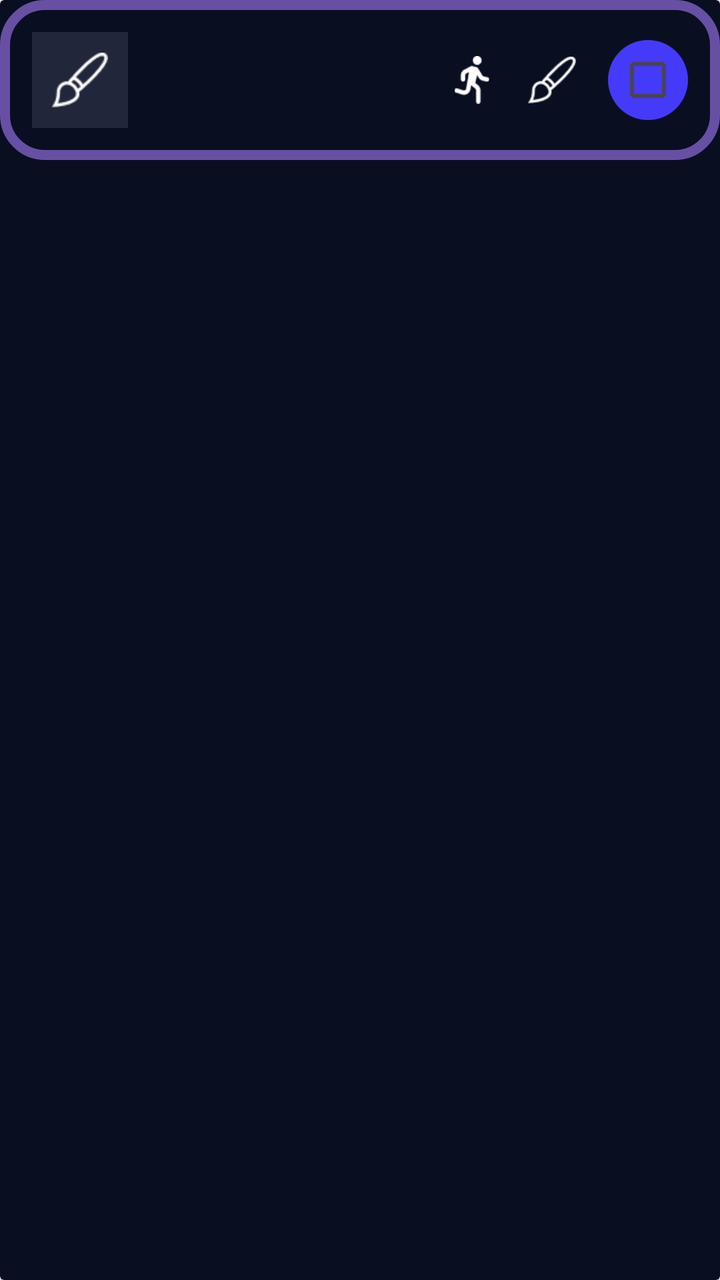
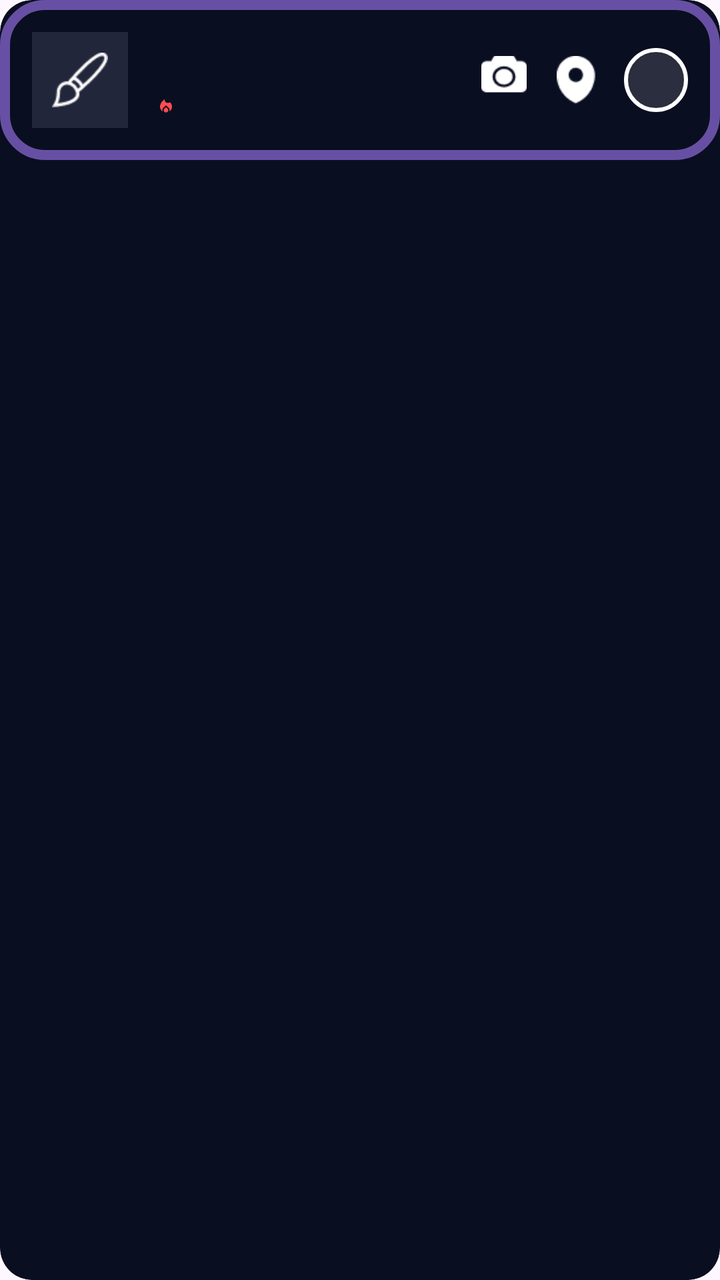

Screens rendered from an Android XML layout before and after an edit, with the pre-edit source and the edit as a unified diff.
<!-- AndroidManifest.xml: application theme Theme.Consty_Group -->
<!-- res/layout/item_abito_simple.xml -->
<androidx.cardview.widget.CardView
    xmlns:android="http://schemas.android.com/apk/res/android"
    xmlns:app="http://schemas.android.com/apk/res-auto"
    android:layout_width="match_parent"
    android:layout_height="wrap_content"
    android:layout_margin="12dp"
    android:backgroundTint="@color/backgroundColo"

   >

    <LinearLayout
        android:id="@+id/container"
        android:layout_width="match_parent"
        android:layout_height="wrap_content"
        android:orientation="horizontal"
        android:padding="16dp"
        android:gravity="center_vertical"
        android:background="@drawable/borde_abito">


        <ImageView
            android:id="@+id/iconoHabito"
            android:layout_width="48dp"
            android:layout_height="48dp"
            android:layout_marginEnd="12dp"
            android:padding="10dp"
            android:src="@drawable/icono1"
            android:background="@color/FonoDeIconoColor"
            android:scaleType="centerInside"/>

        
        <LinearLayout
            android:layout_width="0dp"
            android:layout_height="wrap_content"
            android:layout_weight="1"
            android:orientation="vertical">

            <TextView
                android:id="@+id/txtNombre"
                android:layout_width="wrap_content"
                android:layout_height="wrap_content"
                android:textColor="@color/white"
                android:textSize="16sp"
                android:textStyle="bold"/>

            <TextView
                android:id="@+id/txtDias"
                android:layout_width="wrap_content"
                android:layout_height="wrap_content"
                android:textColor="@color/white"
                android:textSize="14sp"
                android:layout_marginTop="4dp"/>

        </LinearLayout>

        <ImageView
            android:id="@+id/icon1"
            android:layout_width="24dp"
            android:layout_height="24dp"
            android:src="@drawable/icono2"
            android:layout_marginEnd="16dp"
           />

        <ImageView
            android:id="@+id/icon2"
            android:layout_width="24dp"
            android:layout_height="24dp"
            android:src="@drawable/icono1"
            android:layout_marginEnd="16dp"/>

        
        <CheckBox
            android:id="@+id/check"
            android:layout_width="40dp"
            android:layout_height="40dp"
            android:background="@drawable/check_abito"
        />

    </LinearLayout>

</androidx.cardview.widget.CardView>
<!-- resources referenced by this layout -->
<resources>
  <color name="FonoDeIconoColor">#22263A</color>
  <color name="backgroundColo">#0A0E21</color>
  <color name="white">#FFFFFFFF</color>
  <!-- drawable borde_abito (drawable) -->
  <?xml version="1.0" encoding="utf-8"?>
  <shape  xmlns:android="http://schemas.android.com/apk/res/android"
      android:color="@color/backgroundColo"
  
      >
  
      <solid android:color="@color/backgroundColo"/>
  
      <corners android:radius="20dp"/>
      <stroke
          android:width="5dp"
          android:color="?attr/colorPrimary"/>
  </shape>
  <!-- drawable check_abito (drawable) -->
  <?xml version="1.0" encoding="utf-8"?>
  <shape xmlns:android="http://schemas.android.com/apk/res/android"
      android:shape="oval">
      <solid android:color="@color/ColorAvito1"/> 
  
  </shape>
  <!-- drawable icono1: png bitmap (drawable, 728 bytes) -->
  <!-- drawable icono2: png bitmap (drawable, 745 bytes) -->
  <style name="Theme.Consty_Group" parent="Base.Theme.Consty_Group" />
  <color name="ColorAvito1">#453AF9</color>
  <style name="Base.Theme.Consty_Group" parent="Theme.Material3.DayNight.NoActionBar">
          <item name="android:statusBarColor">@color/backgroundColo</item>
  
      </style>
</resources>

<!-- the commit's change to res/layout/item_abito_simple.xml (unified diff, before → after) -->
@@ -1,32 +1,31 @@
-<androidx.cardview.widget.CardView
-    xmlns:android="http://schemas.android.com/apk/res/android"
+<?xml version="1.0" encoding="utf-8"?>
+<androidx.cardview.widget.CardView xmlns:android="http://schemas.android.com/apk/res/android"
     xmlns:app="http://schemas.android.com/apk/res-auto"
     android:layout_width="match_parent"
     android:layout_height="wrap_content"
     android:layout_margin="12dp"
-    android:backgroundTint="@color/backgroundColo"
-
-   >
+    app:cardBackgroundColor="@color/backgroundColo"
+    app:cardCornerRadius="16dp"
+    app:cardElevation="0dp">
 
     <LinearLayout
         android:id="@+id/container"
         android:layout_width="match_parent"
         android:layout_height="wrap_content"
+        android:background="@drawable/borde_abito"
+        android:gravity="center_vertical"
         android:orientation="horizontal"
-        android:padding="16dp"
-        android:gravity="center_vertical"
-        android:background="@drawable/borde_abito">
-
+        android:padding="16dp">
 
         <ImageView
             android:id="@+id/iconoHabito"
             android:layout_width="48dp"
             android:layout_height="48dp"
             android:layout_marginEnd="12dp"
+            android:background="@color/FonoDeIconoColor"
             android:padding="10dp"
-            android:src="@drawable/icono1"
-            android:background="@color/FonoDeIconoColor"
-            android:scaleType="centerInside"/>
+            android:scaleType="centerInside"
+            android:src="@drawable/icono1" />
 
         
         <LinearLayout
@@ -41,40 +40,56 @@
                 android:layout_height="wrap_content"
                 android:textColor="@color/white"
                 android:textSize="16sp"
-                android:textStyle="bold"/>
+                android:textStyle="bold" />
 
-            <TextView
-                android:id="@+id/txtDias"
+            <LinearLayout
                 android:layout_width="wrap_content"
                 android:layout_height="wrap_content"
-                android:textColor="@color/white"
-                android:textSize="14sp"
-                android:layout_marginTop="4dp"/>
+                android:layout_marginTop="4dp"
+                android:gravity="center_vertical"
+                android:orientation="horizontal">
+
+                <ImageView
+                    android:id="@+id/imgRachaSimple"
+                    android:layout_width="14dp"
+                    android:layout_height="14dp"
+                    android:src="@drawable/racha"
+                    app:tint="@color/ColorRojo" />
+
+                <TextView
+                    android:id="@+id/txtDias"
+                    android:layout_width="wrap_content"
+                    android:layout_height="wrap_content"
+                    android:layout_marginStart="4dp"
+                    android:textColor="@color/white"
+                    android:textSize="13sp" />
+            </LinearLayout>
 
         </LinearLayout>
 
         <ImageView
-            android:id="@+id/icon1"
+            android:id="@+id/iconCamaraSimple"
             android:layout_width="24dp"
             android:layout_height="24dp"
-            android:src="@drawable/icono2"
-            android:layout_marginEnd="16dp"
-           />
+            android:layout_marginEnd="12dp"
+            android:src="@drawable/camara"
+            app:tint="@color/white" />
 
         <ImageView
-            android:id="@+id/icon2"
+            android:id="@+id/iconMapaSimple"
             android:layout_width="24dp"
             android:layout_height="24dp"
-            android:src="@drawable/icono1"
-            android:layout_marginEnd="16dp"/>
+            android:layout_marginEnd="12dp"
+            android:src="@drawable/puntomapa"
+            app:tint="@color/white" />
 
         
         <CheckBox
             android:id="@+id/check"
-            android:layout_width="40dp"
-            android:layout_height="40dp"
+            android:layout_width="32dp"
+            android:layout_height="32dp"
             android:background="@drawable/check_abito"
-        />
+            android:button="@null" />
 
     </LinearLayout>
 
<!-- resource entries referenced after the edit -->
@@ -1,5 +1,6 @@
 <!-- resources referenced by this layout -->
 <resources>
+  <color name="ColorRojo">#FF4D50</color>
   <color name="FonoDeIconoColor">#22263A</color>
   <color name="backgroundColo">#0A0E21</color>
   <color name="white">#FFFFFFFF</color>
@@ -17,17 +18,27 @@
           android:width="5dp"
           android:color="?attr/colorPrimary"/>
   </shape>
+  <!-- drawable camara: png bitmap (drawable, 623 bytes) -->
   <!-- drawable check_abito (drawable) -->
   <?xml version="1.0" encoding="utf-8"?>
-  <shape xmlns:android="http://schemas.android.com/apk/res/android"
-      android:shape="oval">
-      <solid android:color="@color/ColorAvito1"/> 
-  
-  </shape>
+  <selector xmlns:android="http://schemas.android.com/apk/res/android">
+      <item android:state_checked="true">
+          <shape android:shape="oval">
+              <solid android:color="@color/white" />
+              <stroke android:width="2dp" android:color="@color/white" />
+          </shape>
+      </item>
+      <item>
+          <shape android:shape="oval">
+              <solid android:color="#22FFFFFF" />
+              <stroke android:width="2dp" android:color="@color/white" />
+          </shape>
+      </item>
+  </selector>
   <!-- drawable icono1: png bitmap (drawable, 728 bytes) -->
-  <!-- drawable icono2: png bitmap (drawable, 745 bytes) -->
+  <!-- drawable puntomapa: png bitmap (drawable, 623 bytes) -->
+  <!-- drawable racha: png bitmap (drawable, 1050 bytes) -->
   <style name="Theme.Consty_Group" parent="Base.Theme.Consty_Group" />
-  <color name="ColorAvito1">#453AF9</color>
   <style name="Base.Theme.Consty_Group" parent="Theme.Material3.DayNight.NoActionBar">
           <item name="android:statusBarColor">@color/backgroundColo</item>
   
